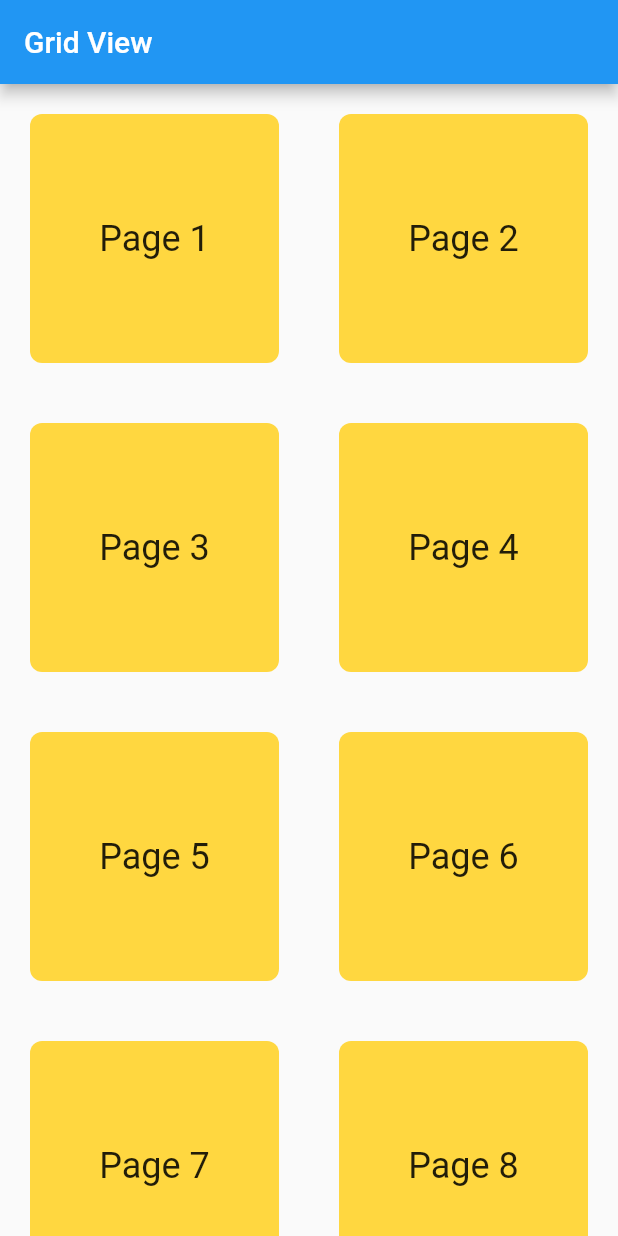
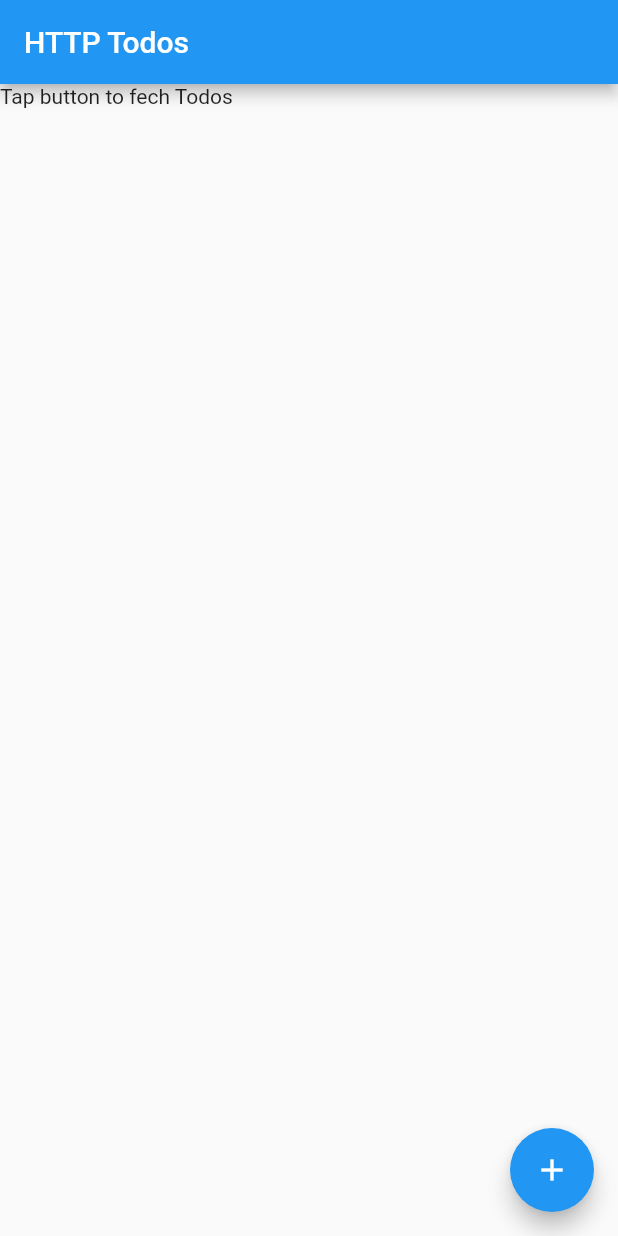
Before and after one commit to is767-1-2021/wipawan, a Flutter app: the screen it shows after launch, on a phone screen of 412 x 824 dp. Run offline on Flutter 3.47's test engine with Material 2 defaults, Android fonts, the phone set to English and light mode, and no system bars; our stand-ins replace email_validator, flutter_spinkit; project files that could hold a hidden picture were left out.

Commit message:
HTTP Client + Services + Controller

```diff
--- /dev/null
+++ b/first_app/lib/controller/todo.dart
@@ -0,0 +1,21 @@
+import 'dart:async';
+
+import 'package:first_app/models/todo.dart';
+import 'package:first_app/services/services.dart';
+
+class TodoController {
+  final HttpServices service;
+  List<Todo> todos = List.empty();
+
+  StreamController<bool> onSyncController = StreamController();
+  Stream<bool> get onSync => onSyncController.stream;
+
+  TodoController(this.service);
+
+  Future<List<Todo>> fectTodos() async {
+    onSyncController.add(true);
+    todos = await service.getTodos();
+    onSyncController.add(false);
+    return todos;
+  }
+}
--- a/first_app/lib/main.dart
+++ b/first_app/lib/main.dart
@@ -1,4 +1,7 @@
 import 'package:first_app/Models/first_form_model.dart';
+import 'package:first_app/controller/todo.dart';
+import 'package:first_app/pages/todo_page.dart';
+import 'package:first_app/services/services.dart';
 
 import 'package:flutter/material.dart';
 import 'package:provider/provider.dart';
@@ -13,16 +16,37 @@
 import 'pages/sixth_page.dart';
 
 void main() {
-  runApp(
-    MultiProvider(
-      providers: [
-        ChangeNotifierProvider(
-          create: (context) => FirstFormModel(),
-        ),
-      ],
-      child: MyApp(),
-    ),
-  );
+  var service = HttpServices();
+  var controller = TodoController(service);
+
+  runApp(TodoApp(controller: controller));
+
+  // runApp(
+  //   MultiProvider(
+  //     providers: [
+  //       ChangeNotifierProvider(
+  //         create: (context) => FirstFormModel(),
+  //       ),
+  //     ],
+  //     child: TodoApp(
+  //       controller: controller,
+  //     ),
+  //   ),
+  // );
+}
+
+class TodoApp extends StatelessWidget {
+  final TodoController controller;
+  TodoApp({required this.controller});
+
+  @override
+  Widget build(BuildContext context) {
+    return MaterialApp(
+      home: TodoPage(
+        controller: controller,
+      ),
+    );
+  }
 }
 
 class MyApp extends StatelessWidget {
--- /dev/null
+++ b/first_app/lib/models/todo.dart
@@ -0,0 +1,32 @@
+class Todo {
+  final int userId;
+  final int id;
+  final String title;
+  bool completed;
+
+  Todo(this.userId, this.id, this.title, this.completed);
+
+  factory Todo.fromJson(
+    Map<String, dynamic> json,
+  ) {
+    return Todo(
+      json['userId'] as int,
+      json['id'] as int,
+      json['title'] as String,
+      json['completed'] as bool,
+    );
+  }
+}
+
+class AllTodos {
+  final List<Todo> todos;
+  AllTodos(this.todos);
+
+  factory AllTodos.fromJson(List<dynamic> json) {
+    List<Todo> todos;
+
+    todos = json.map((index) => Todo.fromJson(index)).toList();
+
+    return AllTodos(todos);
+  }
+}
--- /dev/null
+++ b/first_app/lib/pages/todo_page.dart
@@ -0,0 +1,66 @@
+import 'package:first_app/controller/todo.dart';
+import 'package:first_app/models/todo.dart';
+import 'package:flutter/material.dart';
+
+class TodoPage extends StatefulWidget {
+  final TodoController controller;
+
+  TodoPage({required this.controller});
+
+  @override
+  _TodoPageState createState() => _TodoPageState();
+}
+
+class _TodoPageState extends State<TodoPage> {
+  List<Todo> todos = List.empty();
+  bool isLoading = false;
+
+  @override
+  void initState() {
+    super.initState();
+
+    widget.controller.onSync
+        .listen((bool synState) => setState(() => isLoading = synState));
+  }
+
+  void _getTodos() async {
+    var newTodos = await widget.controller.fectTodos();
+
+    setState(() {
+      todos = newTodos;
+    });
+  }
+
+  Widget get body => isLoading
+      ? CircularProgressIndicator()
+      : ListView.builder(
+          itemCount: todos.isEmpty ? 1 : todos.length,
+          itemBuilder: (context, index) {
+            if (todos.isEmpty) {
+              return Text('Tap button to fech Todos');
+            }
+
+            return CheckboxListTile(
+              value: todos[index].completed,
+              onChanged: null,
+              title: Text(todos[index].title),
+            );
+          },
+        );
+
+  @override
+  Widget build(BuildContext context) {
+    return Scaffold(
+      appBar: AppBar(
+        title: Text('HTTP Todos'),
+      ),
+      body: Center(
+        child: body,
+      ),
+      floatingActionButton: FloatingActionButton(
+        onPressed: _getTodos,
+        child: Icon(Icons.add),
+      ),
+    );
+  }
+}
--- /dev/null
+++ b/first_app/lib/services/services.dart
@@ -0,0 +1,23 @@
+import 'dart:convert';
+
+import 'package:first_app/models/todo.dart';
+import 'package:http/http.dart';
+
+class HttpServices {
+  Client client = Client();
+
+  Future<List<Todo>> getTodos() async {
+    final response = await client
+        .get(Uri.parse('https://jsonplaceholder.typicode.com/todos'));
+
+    if (response.statusCode == 200) {
+      var all = AllTodos.fromJson(
+        json.decode(response.body),
+      );
+
+      return all.todos;
+    }
+
+    throw Exception('Failed to load todos');
+  }
+}
--- a/first_app/pubspec.yaml
+++ b/first_app/pubspec.yaml
@@ -15,6 +15,7 @@
   flutter_launcher_icons: ^0.9.2
   provider: ^6.0.0
   web_socket_channel: ^2.1.0
+  http: ^0.13.3
 
 dev_dependencies:
   flutter_test:
```
Also changed, not shown: first_app/pubspec.lock.
